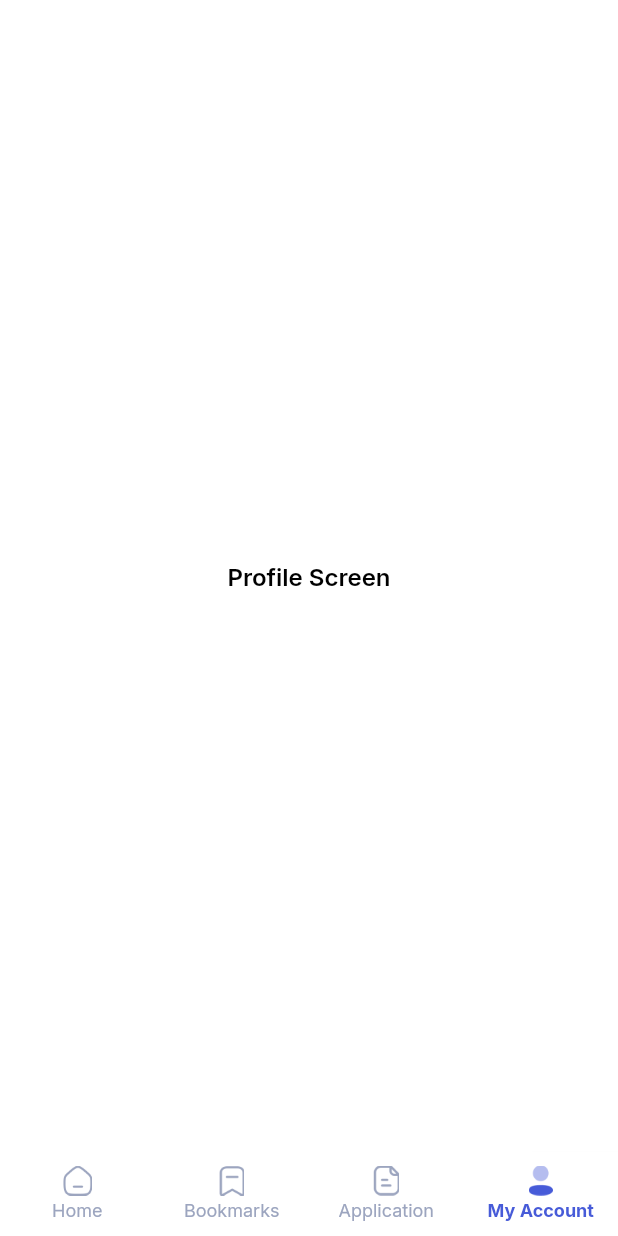
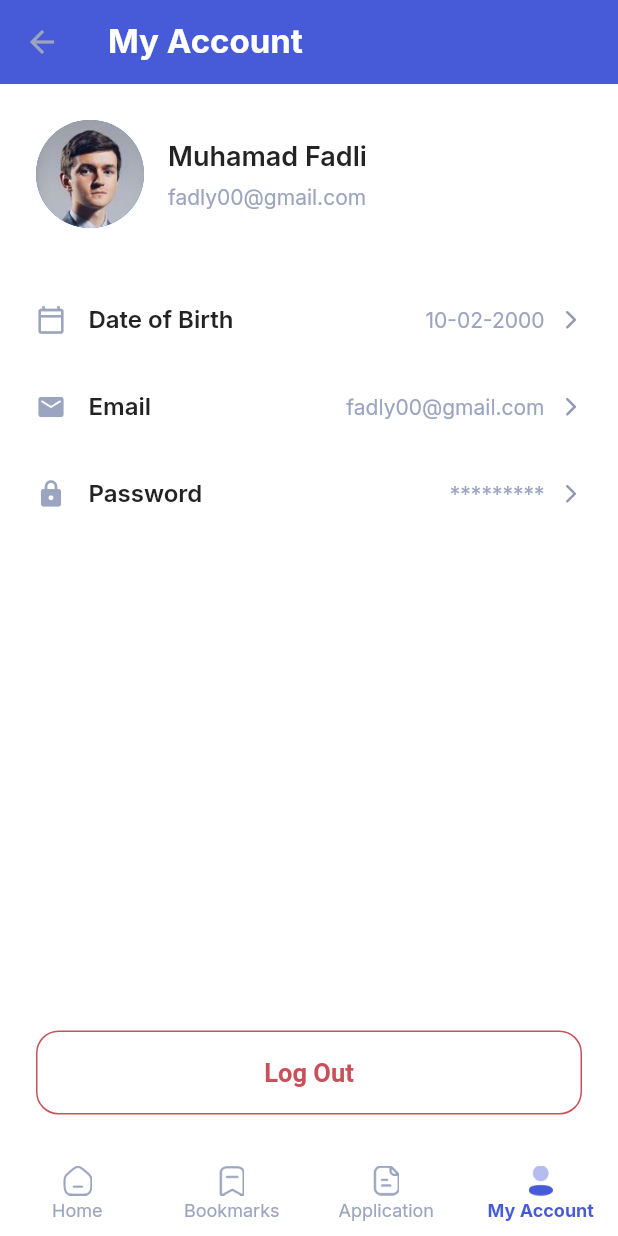
Before and after one commit to Manuelkpatsu/job_finder_app, a Flutter app: the App screen opened by its route, item 4 of the bottom bar chosen, on a phone screen of 412 x 824 dp. Run offline on Flutter 3.47's test engine with Material 2 defaults, Android fonts, the phone set to English and light mode, and no system bars; our stand-ins replace equatable, google_fonts.

Commit message:
Implement profile screen

```diff
--- /dev/null
+++ b/lib/models/profile_item.dart
@@ -0,0 +1,19 @@
+import 'package:equatable/equatable.dart';
+import 'package:flutter/material.dart';
+
+class ProfileItem extends Equatable {
+  final IconData icon;
+  final String title;
+  final String info;
+  final VoidCallback onTap;
+
+  const ProfileItem({
+    required this.icon,
+    required this.title,
+    required this.info,
+    required this.onTap,
+  });
+
+  @override
+  List<Object?> get props => [icon, title, info, onTap];
+}
--- a/lib/screens/main/profile/profile_screen.dart
+++ b/lib/screens/main/profile/profile_screen.dart
@@ -1,4 +1,15 @@
 import 'package:flutter/material.dart';
+import 'package:flutter/services.dart';
+import 'package:intl/intl.dart';
+import 'package:job_finder_app/models/profile_item.dart';
+import 'package:job_finder_app/theme/custom_color.dart';
+
+import 'widgets/account_email_text.dart';
+import 'widgets/account_name_text.dart';
+import 'widgets/logout_button.dart';
+import 'widgets/my_account_text.dart';
+import 'widgets/profile_nav_tile.dart';
+import 'widgets/profile_picture.dart';
 
 class ProfileScreen extends StatelessWidget {
   static const routeName = '/profile';
@@ -7,16 +18,77 @@ class ProfileScreen extends StatelessWidget {
 
   @override
   Widget build(BuildContext context) {
-    return const Scaffold(
-      body: Center(
-        child: Text(
-          'Profile Screen',
-          style: TextStyle(
-            color: Colors.black,
-            fontSize: 16,
-            fontWeight: FontWeight.w600,
+    String password = 'dee234@23';
+    DateTime dateOfBirth = DateTime(2000, 2, 10);
+    String fullName = 'Muhamad Fadli';
+    String email = 'fadly00@gmail.com';
+
+    final List<ProfileItem> items = [
+      ProfileItem(
+        icon: Icons.calendar_today_outlined,
+        title: 'Date of Birth',
+        info: DateFormat('dd-MM-yyyy').format(dateOfBirth),
+        onTap: () {},
+      ),
+      ProfileItem(
+        icon: Icons.email_rounded,
+        title: 'Email',
+        info: email,
+        onTap: () {},
+      ),
+      ProfileItem(
+        icon: Icons.lock_rounded,
+        title: 'Password',
+        info: password.replaceRange(0, password.length, '*' * password.length),
+        onTap: () {},
+      ),
+    ];
+
+    return Scaffold(
+      appBar: AppBar(
+        backgroundColor: CustomColor.primaryColor,
+        systemOverlayStyle: const SystemUiOverlayStyle(
+          statusBarBrightness: Brightness.dark,
+          statusBarColor: CustomColor.primaryColor,
+        ),
+        title: const MyAccountText(),
+        centerTitle: false,
+      ),
+      body: Column(
+        crossAxisAlignment: CrossAxisAlignment.start,
+        children: [
+          InkWell(
+            onTap: () {},
+            child: Ink(
+              padding: const EdgeInsets.only(left: 24, right: 24, top: 24, bottom: 24),
+              child: Row(
+                children: [
+                  const ProfilePicture(thumbnail: 'assets/images/profile-picture.png'),
+                  const SizedBox(width: 16),
+                  Expanded(
+                    child: Column(
+                      crossAxisAlignment: CrossAxisAlignment.start,
+                      children: [
+                        AccountNameText(name: fullName),
+                        const SizedBox(height: 8),
+                        AccountEmailText(email: email),
+                      ],
+                    ),
+                  ),
+                ],
+              ),
+            ),
           ),
-        ),
+          const SizedBox(height: 8),
+          Column(
+            children: items.map((item) {
+              return ProfileNavTile(profileItem: item);
+            }).toList(),
+          ),
+          const Spacer(),
+          LogoutButton(onPressed: () {}),
+          const SizedBox(height: 25),
+        ],
       ),
     );
   }
--- /dev/null
+++ b/lib/screens/main/profile/widgets/account_email_text.dart
@@ -0,0 +1,21 @@
+import 'package:flutter/material.dart';
+import 'package:job_finder_app/theme/custom_color.dart';
+
+class AccountEmailText extends StatelessWidget {
+  final String email;
+
+  const AccountEmailText({Key? key, required this.email}) : super(key: key);
+
+  @override
+  Widget build(BuildContext context) {
+    return Text(
+      email,
+      style: const TextStyle(
+        color: CustomColor.deskripsiColor,
+        fontWeight: FontWeight.w400,
+        fontSize: 14,
+        height: 1.21,
+      ),
+    );
+  }
+}
--- /dev/null
+++ b/lib/screens/main/profile/widgets/account_name_text.dart
@@ -0,0 +1,21 @@
+import 'package:flutter/material.dart';
+import 'package:job_finder_app/theme/custom_color.dart';
+
+class AccountNameText extends StatelessWidget {
+  final String name;
+
+  const AccountNameText({Key? key, required this.name}) : super(key: key);
+
+  @override
+  Widget build(BuildContext context) {
+    return Text(
+      name,
+      style: const TextStyle(
+        color: CustomColor.titleColor,
+        fontWeight: FontWeight.w600,
+        fontSize: 18,
+        height: 1.22,
+      ),
+    );
+  }
+}
--- /dev/null
+++ b/lib/screens/main/profile/widgets/logout_button.dart
@@ -0,0 +1,31 @@
+import 'package:flutter/material.dart';
+import 'package:job_finder_app/theme/custom_color.dart';
+
+class LogoutButton extends StatelessWidget {
+  final VoidCallback? onPressed;
+
+  const LogoutButton({Key? key, required this.onPressed}) : super(key: key);
+
+  @override
+  Widget build(BuildContext context) {
+    return Padding(
+      padding: const EdgeInsets.symmetric(horizontal: 24),
+      child: OutlinedButton(
+        onPressed: onPressed,
+        style: OutlinedButton.styleFrom(
+          textStyle: const TextStyle(
+            fontSize: 17,
+            fontWeight: FontWeight.w700,
+            height: 1.29,
+          ),
+          side: const BorderSide(color: CustomColor.errorColor, width: 1),
+          shape: RoundedRectangleBorder(borderRadius: BorderRadius.circular(15)),
+          foregroundColor: CustomColor.errorColor,
+          backgroundColor: Colors.white,
+          minimumSize: const Size.fromHeight(56),
+        ),
+        child: const Text('Log Out'),
+      ),
+    );
+  }
+}
--- /dev/null
+++ b/lib/screens/main/profile/widgets/my_account_text.dart
@@ -0,0 +1,18 @@
+import 'package:flutter/material.dart';
+
+class MyAccountText extends StatelessWidget {
+  const MyAccountText({Key? key}) : super(key: key);
+
+  @override
+  Widget build(BuildContext context) {
+    return const Text(
+      'My Account',
+      style: TextStyle(
+        color: Colors.white,
+        fontWeight: FontWeight.w700,
+        fontSize: 22,
+        height: 1.22,
+      ),
+    );
+  }
+}
--- /dev/null
+++ b/lib/screens/main/profile/widgets/profile_nav_tile.dart
@@ -0,0 +1,61 @@
+import 'package:flutter/material.dart';
+import 'package:job_finder_app/models/profile_item.dart';
+import 'package:job_finder_app/theme/custom_color.dart';
+
+class ProfileNavTile extends StatelessWidget {
+  final ProfileItem profileItem;
+
+  const ProfileNavTile({Key? key, required this.profileItem}) : super(key: key);
+
+  @override
+  Widget build(BuildContext context) {
+    return InkWell(
+      onTap: profileItem.onTap,
+      child: Ink(
+        padding: const EdgeInsets.symmetric(horizontal: 24, vertical: 19),
+        child: Row(
+          children: [
+            Icon(
+              profileItem.icon,
+              color: CustomColor.deskripsiColor,
+              size: 20,
+            ),
+            const SizedBox(width: 15),
+            Text(
+              profileItem.title,
+              style: const TextStyle(
+                color: CustomColor.titleColor,
+                fontSize: 16,
+                fontWeight: FontWeight.w600,
+                height: 1.06,
+              ),
+            ),
+            const SizedBox(width: 10),
+            Expanded(
+              child: Row(
+                mainAxisAlignment: MainAxisAlignment.end,
+                children: [
+                  Text(
+                    profileItem.info,
+                    style: const TextStyle(
+                      color: CustomColor.deskripsiColor,
+                      fontWeight: FontWeight.w400,
+                      fontSize: 14,
+                      height: 1.21,
+                    ),
+                  ),
+                  const SizedBox(width: 10),
+                  const Icon(
+                    Icons.arrow_forward_ios_rounded,
+                    color: CustomColor.iconColor,
+                    size: 15,
+                  ),
+                ],
+              ),
+            ),
+          ],
+        ),
+      ),
+    );
+  }
+}
--- /dev/null
+++ b/lib/screens/main/profile/widgets/profile_picture.dart
@@ -0,0 +1,16 @@
+import 'package:flutter/material.dart';
+
+class ProfilePicture extends StatelessWidget {
+  final String thumbnail;
+
+  const ProfilePicture({Key? key, required this.thumbnail}) : super(key: key);
+
+  @override
+  Widget build(BuildContext context) {
+    return CircleAvatar(
+      radius: 36,
+      backgroundImage: AssetImage(thumbnail),
+      foregroundImage: AssetImage(thumbnail),
+    );
+  }
+}
--- a/lib/theme/custom_color.dart
+++ b/lib/theme/custom_color.dart
@@ -19,4 +19,5 @@ class CustomColor {
   static const Color deskripsiColor = Color(0xff9ca5bf);
   static const Color dividerColor = Color(0xffdde5fc);
   static const Color greyColor = Color(0xff8E8E93);
+  static const Color iconColor = Color(0xff9098b1);
 }
--- a/pubspec.yaml
+++ b/pubspec.yaml
@@ -9,6 +9,8 @@ dependencies:
   flutter:
     sdk: flutter
   google_fonts: ^4.0.3
+  equatable: ^2.0.5
+  intl: ^0.18.0
   cupertino_icons: ^1.0.2
 
 dev_dependencies:
```
Also changed, not shown: assets/images/profile-picture.png (added), pubspec.lock.
